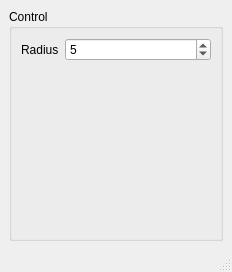
The window that Qt3dSamples/simple-hybrid/mainwindow.ui (rotace/sample_qt) describes before a commit, drawn with Qt 5.
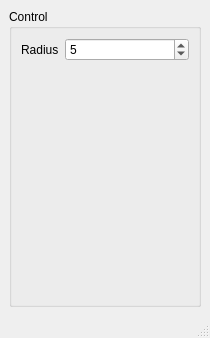
The same window after the commit.

Commit message: [add] Qt3dSamplesにQMLをWidgetに埋め込む実装を追加

Patch:
```diff
--- a/Qt3dSamples/simple-hybrid/mainwindow.ui
+++ b/Qt3dSamples/simple-hybrid/mainwindow.ui
@@ -6,8 +6,8 @@
    <rect>
     <x>0</x>
     <y>0</y>
-    <width>232</width>
-    <height>272</height>
+    <width>210</width>
+    <height>338</height>
    </rect>
   </property>
   <property name="windowTitle">
```
Left out of the diff: 2 changed lines with no effect on the pictures. The commit also changes 1 other file.
